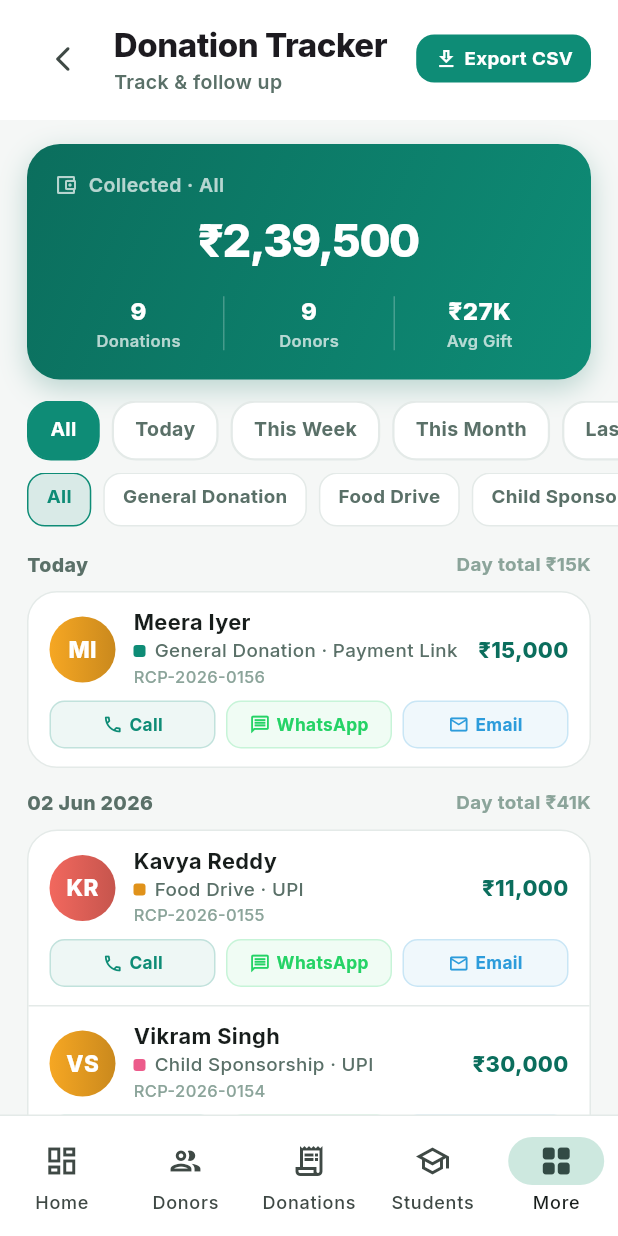
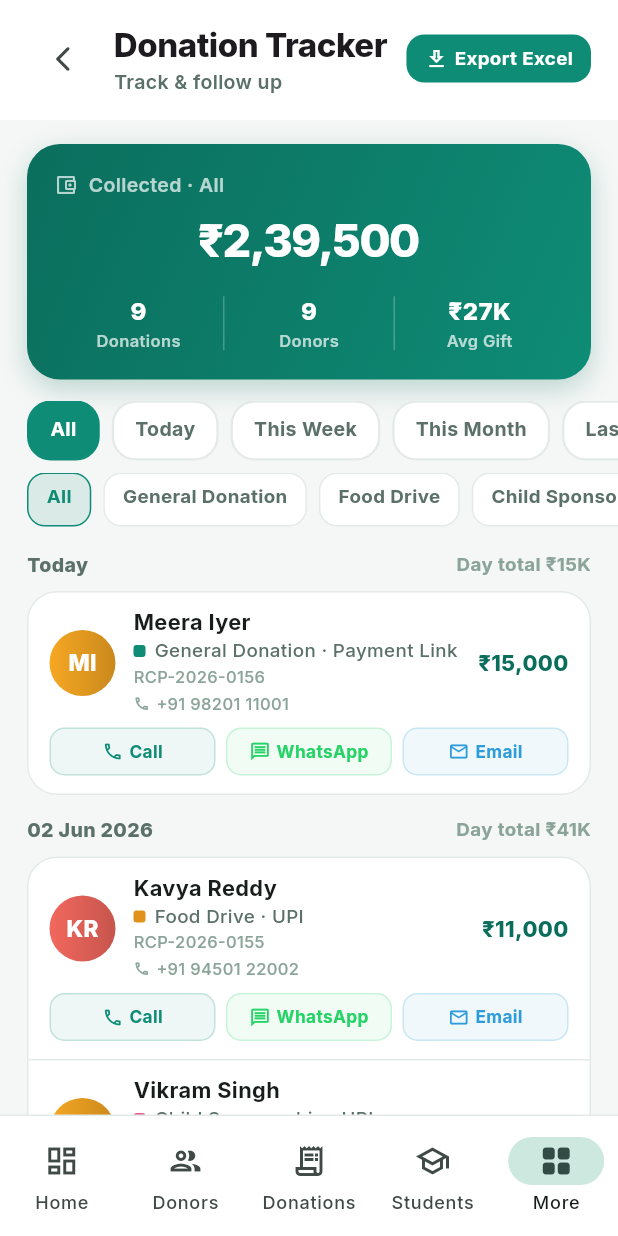
Before and after one commit to varalakshmivaru231020-svg/NGO, a Flutter app: the DonationTrackerScreen screen opened by its route, on a phone screen of 412 x 824 dp. Run offline on Flutter 3.47's test engine with Material 3 defaults, Android fonts, the light colour scheme and no system bars; our stand-ins replace dio, file_picker, fl_chart, flutter_riverpod, go_router, google_fonts and 2 more; missing offline and left inert: dart:html, dart:ui_web, excel; accounts and stored records are empty.

Commit message:
Donation Tracker: show phone number in list; Export Excel with Donor Name, Phone, Donation Type, Amount, Category, Payment Mode

```diff
--- a/lib/features/tracker/presentation/donation_tracker_screen.dart
+++ b/lib/features/tracker/presentation/donation_tracker_screen.dart
@@ -1,6 +1,8 @@
+import 'dart:typed_data';
 import 'package:flutter/material.dart';
 import 'package:go_router/go_router.dart';
 import 'package:intl/intl.dart';
+import 'package:excel/excel.dart' as xl;
 import '../../../core/utils/app_launcher.dart';
 import '../../../core/utils/native_file_saver.dart';
 import '../../../core/theme/app_theme.dart';
@@ -37,9 +39,10 @@ String _initials(String name) {
 }
 
 class _DItem {
-  const _DItem({required this.id, required this.donor, required this.type, required this.amount,
+  const _DItem({required this.id, required this.donor, required this.phone,
+    required this.category, required this.donationType, required this.amount,
     required this.method, required this.receipt, required this.date, required this.daysBefore});
-  final String id, donor, type, method, receipt, date;
+  final String id, donor, phone, category, donationType, method, receipt, date;
   final int amount, daysBefore;
 }
 
@@ -49,15 +52,15 @@ const _typeColors = {
 };
 
 const _allDonations = [
-  _DItem(id:'d1', donor:'Meera Iyer',     type:'General Donation', amount:15000,  method:'Payment Link', receipt:'RCP-2026-0156', date:'Today',          daysBefore:0),
-  _DItem(id:'d2', donor:'Kavya Reddy',    type:'Food Drive',       amount:11000,  method:'UPI',          receipt:'RCP-2026-0155', date:'02 Jun 2026',     daysBefore:2),
-  _DItem(id:'d3', donor:'Vikram Singh',   type:'Child Sponsorship',amount:30000,  method:'UPI',          receipt:'RCP-2026-0154', date:'02 Jun 2026',     daysBefore:2),
-  _DItem(id:'d4', donor:'Arjun Mehta',    type:'Corporate Match',  amount:50000,  method:'Bank Transfer',receipt:'RCP-2026-0153', date:'01 Jun 2026',     daysBefore:3),
-  _DItem(id:'d5', donor:'Rajesh Khanna',  type:'Education Fund',   amount:100000, method:'Bank Transfer',receipt:'RCP-2026-0149', date:'26 May 2026',     daysBefore:9),
-  _DItem(id:'d6', donor:'Priya Sharma',   type:'Child Sponsorship',amount:18000,  method:'UPI',          receipt:'RCP-2026-0148', date:'25 May 2026',     daysBefore:10),
-  _DItem(id:'d7', donor:'Deepak Nair',    type:'Food Drive',       amount:5000,   method:'UPI',          receipt:'RCP-2026-0140', date:'12 May 2026',     daysBefore:23),
-  _DItem(id:'d8', donor:'Sunita Iyer',    type:'Medical Aid',      amount:8500,   method:'Cash',         receipt:'RCP-2026-0130', date:'05 May 2026',     daysBefore:30),
-  _DItem(id:'d9', donor:'Kiran Reddy',    type:'General Donation', amount:2000,   method:'UPI',          receipt:'RCP-2026-0110', date:'10 Apr 2026',     daysBefore:55),
+  _DItem(id:'d1', donor:'Meera Iyer',    phone:'+91 98201 11001', category:'General Donation',  donationType:'One-time',   amount:15000,  method:'Payment Link',  receipt:'RCP-2026-0156', date:'Today',       daysBefore:0),
+  _DItem(id:'d2', donor:'Kavya Reddy',   phone:'+91 94501 22002', category:'Food Drive',         donationType:'One-time',   amount:11000,  method:'UPI',           receipt:'RCP-2026-0155', date:'02 Jun 2026', daysBefore:2),
+  _DItem(id:'d3', donor:'Vikram Singh',  phone:'+91 99001 33003', category:'Child Sponsorship',  donationType:'Recurring',  amount:30000,  method:'UPI',           receipt:'RCP-2026-0154', date:'02 Jun 2026', daysBefore:2),
+  _DItem(id:'d4', donor:'Arjun Mehta',   phone:'+91 87901 44004', category:'Corporate Match',    donationType:'Corporate',  amount:50000,  method:'Bank Transfer', receipt:'RCP-2026-0153', date:'01 Jun 2026', daysBefore:3),
+  _DItem(id:'d5', donor:'Rajesh Khanna', phone:'+91 98765 55005', category:'Education Fund',     donationType:'One-time',   amount:100000, method:'Bank Transfer', receipt:'RCP-2026-0149', date:'26 May 2026', daysBefore:9),
+  _DItem(id:'d6', donor:'Priya Sharma',  phone:'+91 91234 66006', category:'Child Sponsorship',  donationType:'Recurring',  amount:18000,  method:'UPI',           receipt:'RCP-2026-0148', date:'25 May 2026', daysBefore:10),
+  _DItem(id:'d7', donor:'Deepak Nair',   phone:'+91 80001 77007', category:'Food Drive',         donationType:'One-time',   amount:5000,   method:'UPI',           receipt:'RCP-2026-0140', date:'12 May 2026', daysBefore:23),
+  _DItem(id:'d8', donor:'Sunita Iyer',   phone:'+91 98451 88008', category:'Medical Aid',        donationType:'One-time',   amount:8500,   method:'Cash',          receipt:'RCP-2026-0130', date:'05 May 2026', daysBefore:30),
+  _DItem(id:'d9', donor:'Kiran Reddy',   phone:'+91 99876 99009', category:'General Donation',   donationType:'Pledge',     amount:2000,   method:'UPI',           receipt:'RCP-2026-0110', date:'10 Apr 2026', daysBefore:55),
 ];
 
 const _ranges = ['All', 'Today', 'This Week', 'This Month', 'Last Month'];
@@ -78,7 +81,7 @@ class _DonationTrackerScreenState extends State<DonationTrackerScreen> {
     final max = maxDays[_range] ?? 9999;
     final min = _range == 'Last Month' ? 31 : 0;
     var list = _allDonations.where((d) => d.daysBefore >= min && d.daysBefore <= max).toList();
-    if (_typeFilter != 'All') list = list.where((d) => d.type == _typeFilter).toList();
+    if (_typeFilter != 'All') list = list.where((d) => d.category == _typeFilter).toList();
     return list;
   }
 
@@ -97,7 +100,7 @@ class _DonationTrackerScreenState extends State<DonationTrackerScreen> {
     return _RangeSummary(total: total, count: items.length, donors: donors, avg: avg);
   }
 
-  Set<String> get _types => {'All', ..._allDonations.map((d) => d.type)};
+  Set<String> get _types => {'All', ..._allDonations.map((d) => d.category)};
 
   @override
   Widget build(BuildContext context) {
@@ -120,23 +123,40 @@ class _DonationTrackerScreenState extends State<DonationTrackerScreen> {
               behavior: HitTestBehavior.opaque,
               onTap: () async {
                 final rows = _filtered;
-                final buf = StringBuffer();
-                buf.writeln('Donor,Type,Amount,Method,Receipt,Date');
-                for (final d in rows) {
-                  buf.writeln('${d.donor},${d.type},${d.amount},${d.method},${d.receipt},${d.date}');
+                final excel = xl.Excel.createExcel();
+                final sheet = excel['Donations'];
+                // header style
+                final hStyle = xl.CellStyle(
+                  bold: true, fontColorHex: xl.ExcelColor.fromHexString('#FFFFFF'),
+                  backgroundColorHex: xl.ExcelColor.fromHexString('#0E8C76'),
+                  horizontalAlign: xl.HorizontalAlign.Center,
+                );
+                final headers = ['Donor Name', 'Phone', 'Donation Type', 'Donation Amount (₹)', 'Category', 'Payment Mode', 'Receipt No.', 'Date'];
+                for (var c = 0; c < headers.length; c++) {
+                  final cell = sheet.cell(xl.CellIndex.indexByColumnRow(columnIndex: c, rowIndex: 0));
+                  cell.value = xl.TextCellValue(headers[c]);
+                  cell.cellStyle = hStyle;
                 }
-                final filename = 'Saksham_Donations_${DateFormat('ddMMyyyy').format(DateTime.now())}.csv';
-                final ok = await NativeFileSaver.saveCsv(filename, buf.toString());
+                for (var r = 0; r < rows.length; r++) {
+                  final d = rows[r];
+                  final rowData = [d.donor, d.phone, d.donationType, d.amount.toString(), d.category, d.method, d.receipt, d.date];
+                  for (var c = 0; c < rowData.length; c++) {
+                    sheet.cell(xl.CellIndex.indexByColumnRow(columnIndex: c, rowIndex: r + 1)).value = xl.TextCellValue(rowData[c]);
+                  }
+                }
+                final rawBytes = excel.encode();
+                final filename = 'Saksham_Tracker_${DateFormat('ddMMyyyy').format(DateTime.now())}.xlsx';
+                final ok = rawBytes != null && await NativeFileSaver.saveBytes(filename, Uint8List.fromList(rawBytes), 'application/vnd.openxmlformats-officedocument.spreadsheetml.sheet');
                 if (context.mounted) {
                   ScaffoldMessenger.of(context).showSnackBar(SnackBar(
-                    content: Text(ok ? '✓ ${rows.length} records saved to Downloads/$filename' : 'Failed to save file', style: const TextStyle(fontWeight: FontWeight.w700)),
+                    content: Text(ok ? '✓ ${rows.length} records exported to $filename' : 'Export failed', style: const TextStyle(fontWeight: FontWeight.w700)),
                     backgroundColor: ok ? _brand600 : Colors.red, behavior: SnackBarBehavior.floating,
                     shape: RoundedRectangleBorder(borderRadius: BorderRadius.circular(12))));
                 }
               },
               child: Container(padding: const EdgeInsets.symmetric(horizontal: 12, vertical: 7),
                 decoration: BoxDecoration(color: _brand600, borderRadius: BorderRadius.circular(12)),
-                child: const Row(children: [Icon(Icons.download_outlined, color: Colors.white, size: 16), SizedBox(width: 4), Text('Export CSV', style: TextStyle(fontSize: 12.5, fontWeight: FontWeight.w700, color: Colors.white))])),
+                child: const Row(children: [Icon(Icons.download_outlined, color: Colors.white, size: 16), SizedBox(width: 4), Text('Export Excel', style: TextStyle(fontSize: 12.5, fontWeight: FontWeight.w700, color: Colors.white))])),
             ),
           ])),
 
@@ -218,7 +238,7 @@ class _DonationTrackerScreenState extends State<DonationTrackerScreen> {
                 Container(decoration: BoxDecoration(color: context.cardBg, borderRadius: BorderRadius.circular(20), border: Border.all(color: context.border)),
                   child: Column(children: e.value.asMap().entries.map((en) {
                     final i = en.key; final d = en.value;
-                    final typeColor = _typeColors[d.type] ?? _brand600;
+                    final typeColor = _typeColors[d.category] ?? _brand600;
                     final isOld = d.daysBefore > 60;
                     return Container(
                       padding: const EdgeInsets.fromLTRB(14, 12, 14, 12),
@@ -235,9 +255,15 @@ class _DonationTrackerScreenState extends State<DonationTrackerScreen> {
                             Row(children: [
                               Container(width: 8, height: 8, decoration: BoxDecoration(color: typeColor, borderRadius: BorderRadius.circular(2))),
                               const SizedBox(width: 6),
-                              Flexible(child: Text('${d.type} · ${d.method}', style: TextStyle(fontSize: 12.5, color: context.textSub, fontWeight: FontWeight.w500), overflow: TextOverflow.ellipsis)),
+                              Flexible(child: Text('${d.category} · ${d.method}', style: TextStyle(fontSize: 12.5, color: context.textSub, fontWeight: FontWeight.w500), overflow: TextOverflow.ellipsis)),
                             ]),
                             Text(d.receipt, style: TextStyle(fontSize: 11, color: context.textHint, fontWeight: FontWeight.w500), overflow: TextOverflow.ellipsis),
+                            const SizedBox(height: 2),
+                            Row(children: [
+                              Icon(Icons.phone_outlined, size: 11, color: context.textHint),
+                              const SizedBox(width: 4),
+                              Text(d.phone, style: TextStyle(fontSize: 11, color: context.textHint, fontWeight: FontWeight.w500)),
+                            ]),
                           ])),
                           Column(crossAxisAlignment: CrossAxisAlignment.end, children: [
                             Text(_inr(d.amount), style: const TextStyle(fontSize: 14.5, fontWeight: FontWeight.w800, color: _brand700)),
@@ -247,11 +273,11 @@ class _DonationTrackerScreenState extends State<DonationTrackerScreen> {
                         ]),
                         const SizedBox(height: 8),
                         Row(children: [
-                          _ActBtn(icon: Icons.call_outlined, label: 'Call', color: _brand600, onTap: () => _launchUrl('tel:+919900000001', context)),
+                          _ActBtn(icon: Icons.call_outlined, label: 'Call', color: _brand600, onTap: () => _launchUrl('tel:${d.phone.replaceAll(RegExp(r'[\s+]'), '')}', context)),
                           const SizedBox(width: 7),
-                          _ActBtn(icon: Icons.message_outlined, label: 'WhatsApp', color: const Color(0xFF25D366), onTap: () => _launchUrl('https://wa.me/919900000001', context)),
+                          _ActBtn(icon: Icons.message_outlined, label: 'WhatsApp', color: const Color(0xFF25D366), onTap: () => _launchUrl('https://wa.me/${d.phone.replaceAll(RegExp(r'[\s+]'), '')}', context)),
                           const SizedBox(width: 7),
-                          _ActBtn(icon: Icons.email_outlined, label: 'Email', color: _sky500, onTap: () => _launchUrl('mailto:donor@example.com', context)),
+                          _ActBtn(icon: Icons.email_outlined, label: 'Email', color: _sky500, onTap: () => _launchUrl('mailto:${d.donor.toLowerCase().replaceAll(' ', '.')}@example.com', context)),
                         ]),
                       ]),
                     );
```
Also changed, not shown: 1 other file.
